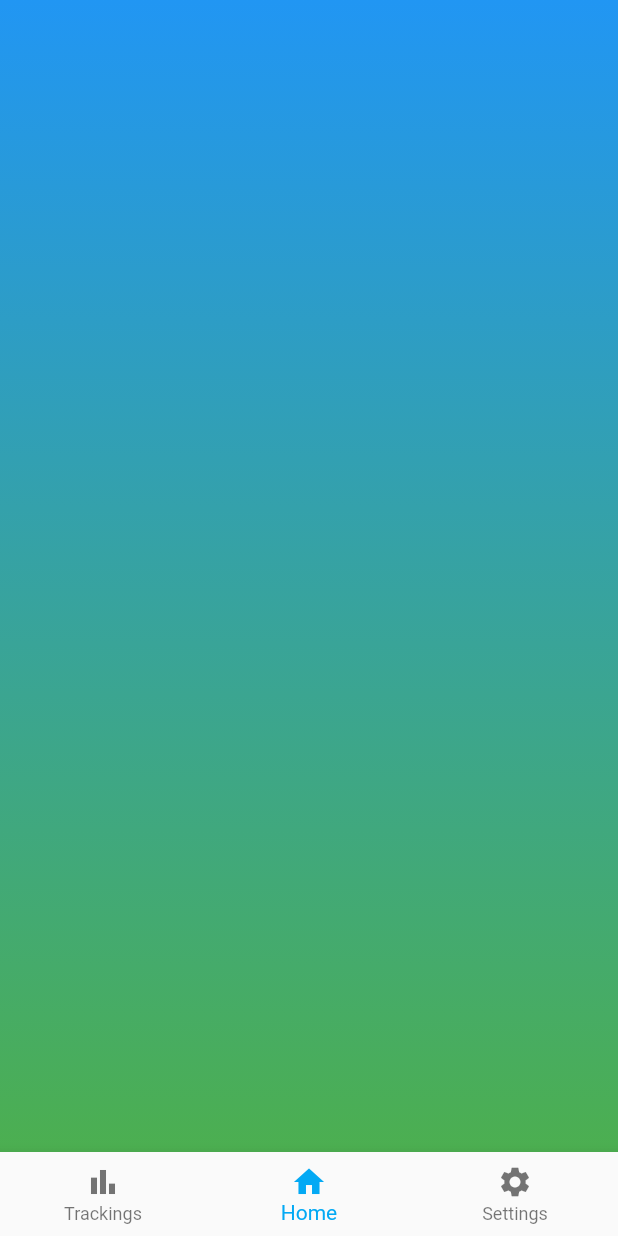
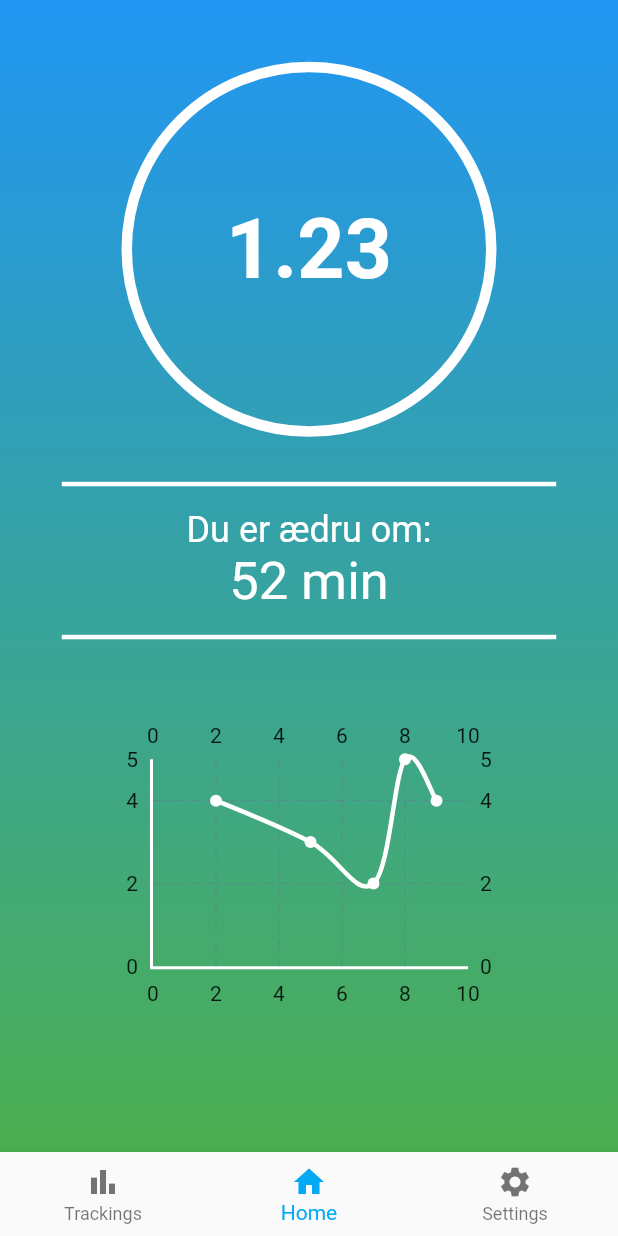
Before and after one commit to H-C-Orsted-Gym/Flutter-Breathalyzer, a Flutter app: the screen it shows after launch, on a phone screen of 412 x 824 dp. Run offline on Flutter 3.47's test engine with Material 2 defaults, Android fonts, the phone set to English and light mode, and no system bars; drawn by our look-alikes of fl_chart; our stand-ins replace flutter_bluetooth_serial.

Commit message:
Worked on the homescreen

```diff
--- /dev/null
+++ b/lib/components/BreakLineComponent.dart
@@ -0,0 +1,24 @@
+import 'package:flutter/material.dart';
+
+class BreakLineComponent extends StatelessWidget {
+  const BreakLineComponent({Key key}) : super(key: key);
+
+  @override
+  Widget build(BuildContext context) {
+    return Container(
+      margin: EdgeInsets.only(
+        left: MediaQuery.of(context).size.width * 0.1,
+        right: MediaQuery.of(context).size.width * 0.1,
+      ),
+      decoration: new BoxDecoration(
+        color: Colors.transparent,
+        border: Border(
+          bottom: BorderSide(
+            color: Colors.white,
+            width: 3.0,
+          ),
+        ),
+      ),
+    );
+  }
+}
--- /dev/null
+++ b/lib/components/CircleComponent.dart
@@ -0,0 +1,27 @@
+import 'package:flutter/material.dart';
+
+class CircleComponent extends StatelessWidget {
+  Widget fillings;
+
+  CircleComponent({
+    @required this.fillings,
+  });
+
+  @override
+  Widget build(BuildContext context) {
+    return Container(
+      margin: EdgeInsets.only(top: MediaQuery.of(context).size.height * 0.05),
+      width: 250.0,
+      height: 250.0,
+      decoration: new BoxDecoration(
+        color: Colors.transparent,
+        shape: BoxShape.circle,
+        border: Border.all(
+          color: Colors.white,
+          width: 7.0,
+        ),
+      ),
+      child: fillings,
+    );
+  }
+}
--- a/lib/pages/HomeScreen.dart
+++ b/lib/pages/HomeScreen.dart
@@ -1,5 +1,8 @@
 import 'package:AlkometerApp/components/BottomNavigationComponent.dart';
+import 'package:AlkometerApp/components/BreakLineComponent.dart';
+import 'package:AlkometerApp/components/CircleComponent.dart';
 import 'package:AlkometerApp/components/HeaderComponent.dart';
+import 'package:fl_chart/fl_chart.dart';
 import 'package:flutter/material.dart';
 
 class HomeScreen extends StatefulWidget {
@@ -32,7 +35,121 @@ class _HomeScreenState extends State<HomeScreen> {
         ),
         child: SafeArea(
           child: Column(
-            children: [],
+            children: [
+              CircleComponent(
+                fillings: Center(
+                  child: Text(
+                    "1.23",
+                    style: TextStyle(
+                      color: Colors.white,
+                      fontSize: 55.0,
+                      fontWeight: FontWeight.bold,
+                    ),
+                  ),
+                ),
+              ),
+              Container(
+                margin: EdgeInsets.only(
+                  top: 30.0,
+                ),
+                child: BreakLineComponent(),
+              ),
+              Container(
+                margin: EdgeInsets.only(
+                  top: 15.0,
+                ),
+                child: Column(
+                  children: [
+                    Text(
+                      "Du er ædru om:",
+                      style: TextStyle(
+                        color: Colors.white,
+                        fontSize: 24.0,
+                      ),
+                    ),
+                    Text(
+                      "52 min",
+                      style: TextStyle(
+                        color: Colors.white,
+                        fontSize: 35.0,
+                      ),
+                    ),
+                  ],
+                ),
+              ),
+              Container(
+                margin: EdgeInsets.only(
+                  top: 15.0,
+                ),
+                child: BreakLineComponent(),
+              ),
+              Container(
+                margin: EdgeInsets.only(top: 50.0),
+                height: 200,
+                width: 300,
+                child: LineChart(
+                  LineChartData(
+                    minX: 0,
+                    maxX: 10,
+                    minY: 0,
+                    maxY: 5,
+                    gridData: FlGridData(
+                      show: true,
+                    ),
+                    axisTitleData: FlAxisTitleData(
+                      show: true,
+                      leftTitle: AxisTitle(
+                        titleText: "Promille",
+                        textStyle: TextStyle(
+                          color: Colors.white,
+                          fontWeight: FontWeight.bold,
+                        ),
+                        margin: -30,
+                        showTitle: true,
+                      ),
+                      bottomTitle: AxisTitle(
+                        titleText: "Målinger d. 29/04/2021",
+                        textStyle: TextStyle(
+                          color: Colors.white,
+                          fontWeight: FontWeight.bold,
+                        ),
+                        showTitle: true,
+                      ),
+                    ),
+                    borderData: FlBorderData(
+                      show: true,
+                      border: Border(
+                        left: BorderSide(
+                          color: Colors.white,
+                          width: 2.0,
+                        ),
+                        bottom: BorderSide(
+                          color: Colors.white,
+                          width: 2.0,
+                        ),
+                      ),
+                    ),
+                    lineBarsData: [
+                      LineChartBarData(
+                        spots: [
+                          FlSpot(2, 4),
+                          FlSpot(5, 3),
+                          FlSpot(7, 2),
+                          FlSpot(8, 5),
+                          FlSpot(9, 4),
+                        ],
+                        isCurved: true,
+                        colors: [
+                          Colors.white,
+                        ],
+                        barWidth: 3.0,
+                        show: true,
+                      )
+                    ],
+                  ),
+                ),
+              ),
+            ],
           ),
         ),
       ),
--- a/lib/pages/SettingsScreen.dart
+++ b/lib/pages/SettingsScreen.dart
@@ -27,12 +27,8 @@ class _SettingScreenState extends State<SettingScreen> {
 
   List<BluetoothDevice> _devicesList = [];
   BluetoothDevice _device;
-  int _deviceState;
   bool isDisconnecting = false;
-  // To track whether the device is still connected to Bluetooth
-  bool get isConnected => connection != null && connection.isConnected;
   bool _connected = false;
-  bool _isButtonUnavailable = false;
 
   @override
   void initState() {
@@ -41,7 +37,6 @@ class _SettingScreenState extends State<SettingScreen> {
 
     // Get current state
     FlutterBluetoothSerial.instance.state.then((state) {
-      print(state);
       if (globals.currentConnection != null) {
         _connected = true;
       }
@@ -50,8 +45,6 @@ class _SettingScreenState extends State<SettingScreen> {
         _bluetoothState = state;
       });
     });
-
-    _deviceState = 0; // neutral
 
     // If the bluetooth of the device is not enabled,
     // then request permission to turn on bluetooth
@@ -64,12 +57,8 @@ class _SettingScreenState extends State<SettingScreen> {
         .listen((BluetoothState state) {
       setState(() {
         _bluetoothState = state;
-        if (_bluetoothState == BluetoothState.STATE_OFF) {
-          _isButtonUnavailable = true;
-        }
         if (globals.currentConnection != null) {
           _connected = true;
-          connection = globals.currentConnection;
         }
         asyncGetPairedDevices();
       });
@@ -142,7 +131,6 @@ class _SettingScreenState extends State<SettingScreen> {
                                   }
 
                                   await myBlue.getPairedDevices();
-                                  _isButtonUnavailable = false;
 
                                   if (_connected) {
                                     _disconnect();
@@ -198,11 +186,7 @@ class _SettingScreenState extends State<SettingScreen> {
                               value: _devicesList.isNotEmpty ? _device : null,
                             ),
                             ElevatedButton(
-                              onPressed: _isButtonUnavailable
-                                  ? null
-                                  : _connected
-                                      ? _disconnect
-                                      : _connect,
+                              onPressed: _connected ? _disconnect : _connect,
                               child:
                                   Text(_connected ? 'Disconnect' : 'Connect'),
                             ),
@@ -240,22 +224,18 @@ class _SettingScreenState extends State<SettingScreen> {
 
   // Method to connect to bluetooth
   void _connect() async {
-    setState(() {
-      _isButtonUnavailable = true;
-    });
     if (_device == null) {
       print("No device selected");
     } else {
-      if (!isConnected) {
-        await BluetoothConnection.toAddress(_device.address)
-            .then((_connection) {
+      print("Hi");
+      await BluetoothConnection.toAddress(_device.address).then((_connection) {
         print('Connected to the device');
         globals.currentConnection = _connection;
         setState(() {
           _connected = true;
         });
 
-          connection.input.listen(null).onDone(() {
+        globals.currentConnection.input.listen(null).onDone(() {
           if (isDisconnecting) {
             print('Disconnecting locally!');
           } else {
@@ -270,28 +250,21 @@ class _SettingScreenState extends State<SettingScreen> {
         print(error);
       });
       print("Device connected");
-
-        setState(() => _isButtonUnavailable = false);
-      }
+      print(globals.currentConnection);
     }
   }
 
   // Method to disconnect bluetooth
   void _disconnect() async {
-    setState(() {
-      _isButtonUnavailable = true;
-      _deviceState = 0;
-    });
-
+    print("Hi 2");
     await globals.currentConnection.close();
     globals.currentConnection = null;
     print("Device disconnected");
-    if (!connection.isConnected) {
     setState(() {
+      globals.currentConnection = null;
       _connected = false;
-        _isButtonUnavailable = false;
+      print(_connected);
     });
-    }
   }
 
   // Request Bluetooth permission from the user
--- a/pubspec.yaml
+++ b/pubspec.yaml
@@ -25,6 +25,7 @@ dependencies:
     sdk: flutter
 
   flutter_bluetooth_serial: ^0.2.2
+  fl_chart: ^0.35.0
 
   # The following adds the Cupertino Icons font to your application.
   # Use with the CupertinoIcons class for iOS style icons.
```
Lines whose indentation alone changed are shown as unchanged.
